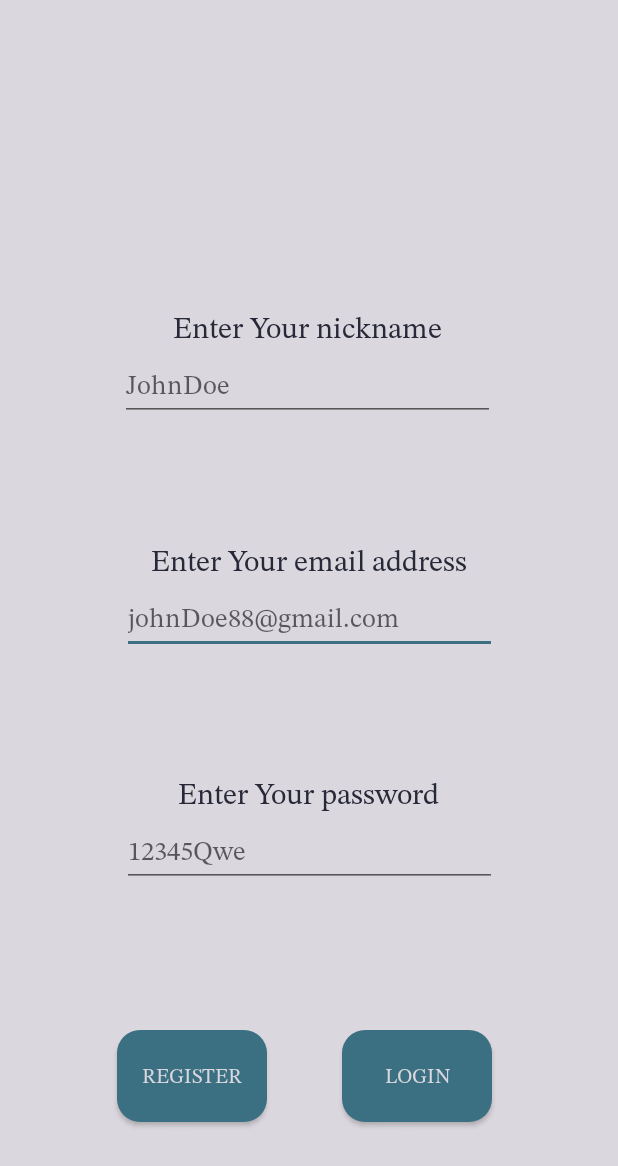
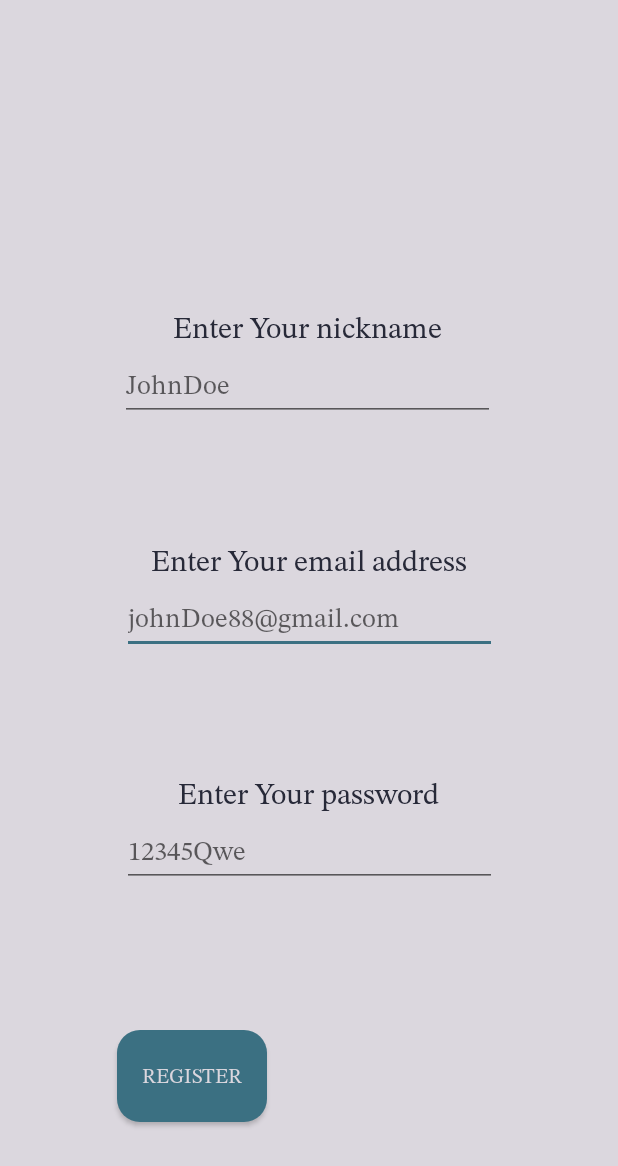
Before and after one commit to gedar0082/Debater, an Android app: the screen it shows after launch (MainActivity), after a tap on "REGISTER", on a phone screen of 412 x 824 dp. Shown: the top 1166 px of the screen. Run offline under Robolectric (Android 15) with nearby library versions, the phone set to English and light mode, and no system bars; our stand-ins replace data binding; libraries missing offline, so code that uses them is left out: retrofit2.converter.jackson; 2 statements that could not run were skipped.

Commit message:
fixed bug with login and registration

```diff
--- a/app/src/main/java/com/gedar0082/debater/view/LoginFragment.kt
+++ b/app/src/main/java/com/gedar0082/debater/view/LoginFragment.kt
@@ -7,12 +7,14 @@ import android.view.View
 import android.view.ViewGroup
 import androidx.databinding.DataBindingUtil
 import androidx.fragment.app.Fragment
+import androidx.lifecycle.Observer
 import androidx.lifecycle.ViewModelProvider
 import androidx.navigation.NavController
 import androidx.navigation.fragment.findNavController
 import com.gedar0082.debater.R
 import com.gedar0082.debater.databinding.FragmentLoginBinding
 import com.gedar0082.debater.viewmodel.LoginViewModel
+import kotlinx.android.synthetic.main.fragment_login.*
 
 
 class LoginFragment : Fragment() {
@@ -40,6 +42,32 @@ class LoginFragment : Fragment() {
     override fun onViewCreated(view: View, savedInstanceState: Bundle?) {
         super.onViewCreated(view, savedInstanceState)
         navController = findNavController()
+        binding.hintEmailAddress.visibility = View.INVISIBLE
+        binding.editTextTextEmailAddress.visibility = View.INVISIBLE
+        binding.hintPassword.visibility = View.INVISIBLE
+        binding.editTextTextPassword.visibility = View.INVISIBLE
+        binding.hintUsername.visibility = View.INVISIBLE
+        binding.editTextTextPersonName.visibility = View.INVISIBLE
+
+        val loginObserver = Observer<String>{
+            binding.hintEmailAddress.visibility = View.VISIBLE
+            binding.editTextTextEmailAddress.visibility = View.VISIBLE
+            binding.hintPassword.visibility = View.VISIBLE
+            binding.editTextTextPassword.visibility = View.VISIBLE
+            binding.btnRegister.visibility = View.INVISIBLE
+        }
+        loginViewModel.loginLiveData.observe(viewLifecycleOwner, loginObserver)
+
+        val registrationObserver = Observer<String>{
+            binding.hintEmailAddress.visibility = View.VISIBLE
+            binding.editTextTextEmailAddress.visibility = View.VISIBLE
+            binding.hintPassword.visibility = View.VISIBLE
+            binding.editTextTextPassword.visibility = View.VISIBLE
+            binding.hintUsername.visibility = View.VISIBLE
+            binding.editTextTextPersonName.visibility = View.VISIBLE
+            btn_login.visibility = View.INVISIBLE
+        }
+        loginViewModel.registrationLiveData.observe(viewLifecycleOwner, registrationObserver)
 
         val pref = activity?.getPreferences(Context.MODE_PRIVATE)
         loginViewModel.prefs = pref!!
--- a/app/src/main/java/com/gedar0082/debater/viewmodel/LoginViewModel.kt
+++ b/app/src/main/java/com/gedar0082/debater/viewmodel/LoginViewModel.kt
@@ -26,13 +26,41 @@ class LoginViewModel : ViewModel(), CoroutineScope, Observable {
     @Bindable val diagnosticText = MutableLiveData<String>()
     lateinit var prefs : SharedPreferences
     lateinit var navController: NavController
+    val loginLiveData = MutableLiveData<String>()
+    val registrationLiveData = MutableLiveData<String>()
+
+    companion object ActPressed{
+        var registrationPressed = false
+        var loginPressed = false
+    }
+
 
     override val coroutineContext: CoroutineContext
         get() = Job()
 
     private val apiFactory = ApiFactory.service
 
+
     fun login(){
+        if (!ActPressed.loginPressed){
+            loginLiveData.postValue("login")
+            ActPressed.loginPressed = true
+        }else{
+            loginAct()
+        }
+    }
+
+    fun registration(){
+        if (!ActPressed.registrationPressed){
+            registrationLiveData.postValue("registration")
+            ActPressed.registrationPressed = true
+        }else{
+            registrationAct()
+        }
+
+    }
+
+    private fun loginAct(){
         val paj = getPersonAuthenticationJson()
         val request = checkAuthentication(paj)
         if (request) {
@@ -45,7 +73,7 @@ class LoginViewModel : ViewModel(), CoroutineScope, Observable {
         }
     }
 
-    fun registration(){
+    private fun registrationAct(){
         val paj = getPersonAuthenticationJson()
         val request = checkRegistration(paj)
         if (request){
```
